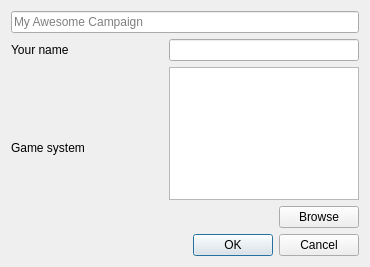
First picture: the form in resources/qt/campaign/new.ui, repository LazurasLong/dmclient, before the edit.
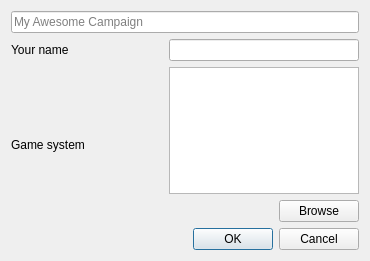
Second picture: the form after the edit.

Commit message: Fix the new campaign and campaign properties dialogs

The edit to the form file:
```diff
--- a/resources/qt/campaign/new.ui
+++ b/resources/qt/campaign/new.ui
@@ -7,7 +7,7 @@
     <x>0</x>
     <y>0</y>
     <width>370</width>
-    <height>267</height>
+    <height>261</height>
    </rect>
   </property>
   <property name="windowTitle">
```
Left out of the diff: 6 changed lines with no effect on the pictures. The commit also changes 2 other files.
